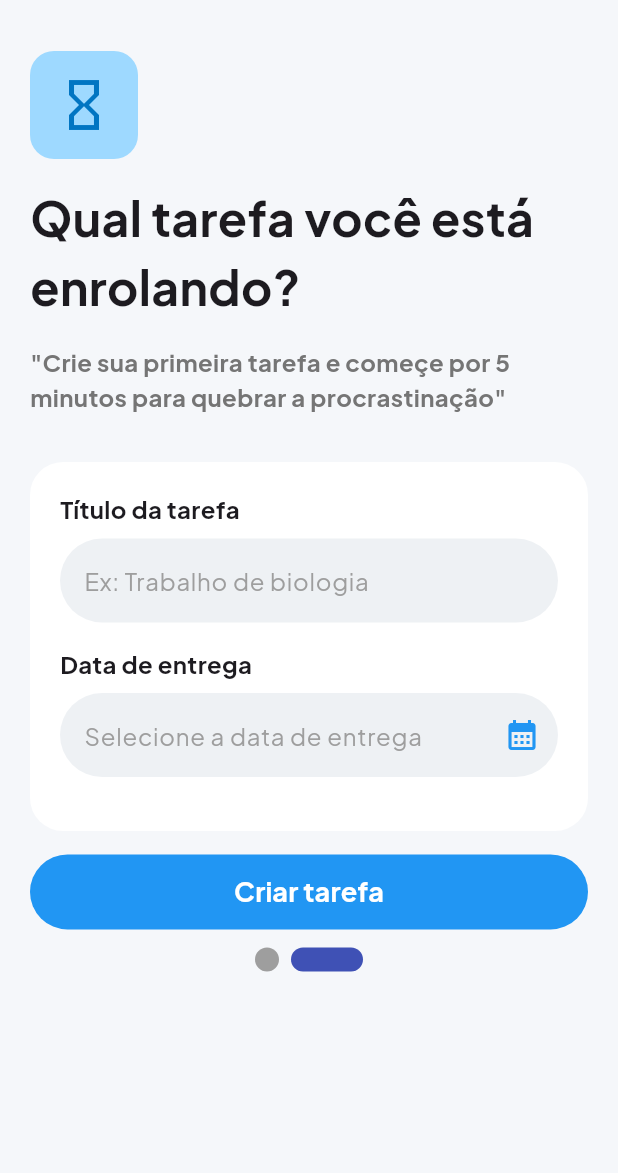
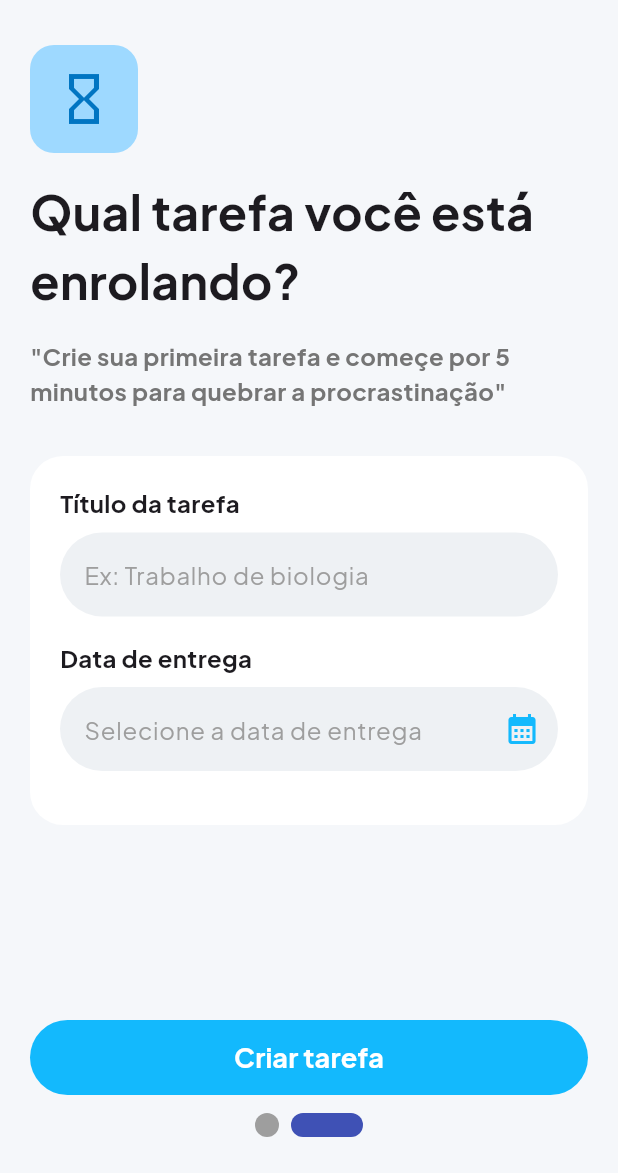
Before and after one commit to larthur70/tuskflow, a Flutter app: the screen it shows after launch, after a tap on "Vamos Começar", on a phone screen of 412 x 824 dp, the part 63-1236 px from its top. Run offline on Flutter 3.47's test engine with Material 3 defaults, Android fonts, the phone set to English and light mode, and no system bars; drawn by our look-alikes of loader_overlay, smooth_page_indicator; our stand-ins replace cloud_firestore, confetti, firebase_analytics, firebase_auth, firebase_core, firebase_messaging and 10 more; missing offline and left inert: validatorless; accounts and stored records are empty; generated files the repository leaves out were written again.

Commit message:
versao final mvp

```diff
--- a/lib/app.dart
+++ b/lib/app.dart
@@ -1,3 +1,4 @@
+import 'package:flutter/foundation.dart';
 import 'package:flutter/material.dart';
 import 'package:loader_overlay/loader_overlay.dart';
 import 'package:provider/provider.dart';
@@ -34,6 +35,35 @@ class App extends StatelessWidget {
   static const warning = Color(0xFFFFB300); // atenção
   static const success = Color(0xFF43A047); // concluído
 
+  static bool get _isAndroid => defaultTargetPlatform == TargetPlatform.android;
+
+  static ThemeData _appTheme() {
+    final primaryColor = _isAndroid ? primaryBlue : Colors.blue;
+    return ThemeData(
+      textTheme: GoogleFonts.plusJakartaSansTextTheme(),
+      colorScheme: ColorScheme(
+        brightness: Brightness.light,
+        primary: primaryColor,
+        onPrimary: Colors.white,
+        secondary: secondaryBlue,
+        onSecondary: Colors.white,
+        error: danger,
+        onError: Colors.white,
+        surface: surface,
+        onSurface: Colors.black87,
+      ),
+      progressIndicatorTheme: _isAndroid
+          ? const ProgressIndicatorThemeData(color: primaryBlue)
+          : null,
+    );
+  }
+
+  static Widget _androidLoaderOverlay(dynamic _) {
+    return const Center(
+      child: CircularProgressIndicator(color: primaryBlue),
+    );
+  }
+
   @override
   Widget build(BuildContext context) {
     return MultiProvider(
@@ -52,23 +82,10 @@ class App extends StatelessWidget {
       ],
       builder: (context,child) {
         return GlobalLoaderOverlay(
+          overlayWidgetBuilder:
+              _isAndroid ? _androidLoaderOverlay : null,
           child: MaterialApp(
-            theme: ThemeData(
-              textTheme: GoogleFonts.plusJakartaSansTextTheme(),
-              colorScheme: ColorScheme(
-                brightness: Brightness.light,
-                primary: Colors.blue,
-                onPrimary: Colors.white,
-                secondary: secondaryBlue,
-                onSecondary: Colors.white,
-                error: danger,
-                onError: Colors.white,
-                surface: surface,
-                onSurface: Colors.black87,
-
-
-              ),
-            ),
+            theme: _appTheme(),
             onGenerateRoute: (settings){
               if (settings.name == '/timer_page'){
                 final task = settings.arguments as TaskModel;
--- a/lib/features/onboarding/ui/onboarding_page.dart
+++ b/lib/features/onboarding/ui/onboarding_page.dart
@@ -82,8 +82,8 @@ class _OnBoardingPageState extends State<OnBoardingPage> {
 
   @override
   Widget build(BuildContext context) {
-    final screenHeight = MediaQuery.of(context).size.height;
     final colorScheme = ColorScheme.of(context);
+    final keyboardOpen = MediaQuery.viewInsetsOf(context).bottom > 0;
     return Scaffold(
       resizeToAvoidBottomInset: true,
       appBar: AppBar(
@@ -95,14 +95,16 @@ class _OnBoardingPageState extends State<OnBoardingPage> {
           }, icon: Icon(Icons.close,color: colorScheme.secondary,))
         ],
       ),
-      body: Padding(
-        padding: const EdgeInsets.all(20),
-        child: SingleChildScrollView(
+      body: SafeArea(
+        child: Padding(
+          padding: EdgeInsets.symmetric(
+            horizontal: 20,
+            vertical: keyboardOpen ? 8 : 16,
+          ),
           child: Column(
-            mainAxisSize: MainAxisSize.min,
+
             children: [
-              SizedBox(
-                height: screenHeight * 0.65,
+              Expanded(
                 child: PageView(
                   onPageChanged: (index) {
                     setState(() {
@@ -111,49 +113,72 @@ class _OnBoardingPageState extends State<OnBoardingPage> {
                   },
                   controller: _controller,
                   children: [
-                    Tela1(),
-                    Tela2(formKey: formKey,dateController: dateController,titleController: titleController,onDateSelected: (selectedDate){
+                    const Tela1(),
+                    Tela2(
+                      formKey: formKey,
+                      dateController: dateController,
+                      titleController: titleController,
+                      onDateSelected: (selectedDate) {
                         dueDate = selectedDate;
-                    },),
-
+                      },
+                    ),
                   ],
                 ),
               ),
-
               SizedBox(
                 width: double.infinity,
-                child: FilledButton(onPressed: (){
-                  if(currentPage == 1){
+                child: FilledButton(
+                  onPressed: () {
+                    if (currentPage == 1) {
                       final validate = formKey.currentState!.validate();
-                    if(!validate) return;
-
+                      if (!validate) return;
                       exitOnboarding(true);
-
                       return;
-
                     }
-                  _controller.nextPage(duration: Duration(milliseconds: 200), curve: Curves.easeInOut);
+                    _controller.nextPage(
+                      duration: const Duration(milliseconds: 200),
+                      curve: Curves.easeInOut,
+                    );
                   },
-                style: ButtonStyle(
-                  padding: WidgetStatePropertyAll(EdgeInsets.symmetric(horizontal: 24,vertical: 12))
+                  style: const ButtonStyle(
+                    padding: WidgetStatePropertyAll(
+                      EdgeInsets.symmetric(horizontal: 24, vertical: 12),
                     ),
-                child: currentPage == 0 ?
-                Row(
+                  ),
+                  child: currentPage == 0
+                      ? Row(
                           mainAxisAlignment: MainAxisAlignment.center,
                           crossAxisAlignment: CrossAxisAlignment.center,
                           children: [
-                    Text("Vamos Começar",style: TextStyle(fontWeight: FontWeight.bold,fontSize: 18),),
+                            const Text(
+                              "Vamos Começar",
+                              style: TextStyle(
+                                fontWeight: FontWeight.bold,
+                                fontSize: 18,
+                              ),
+                            ),
                             Space.horizontal(4),
-                    Icon(Icons.keyboard_arrow_right,size: 24,)
+                            const Icon(Icons.keyboard_arrow_right, size: 24),
                           ],
-                ) : Text("Criar tarefa",style: TextStyle(
+                        )
+                      : const Text(
+                          "Criar tarefa",
+                          style: TextStyle(
                             fontWeight: FontWeight.bold,
-                  fontSize: 18
-                ),)),
+                            fontSize: 18,
                           ),
+                        ),
+                ),
+              ),
+              if (!keyboardOpen) ...[
                 Space.vertical(12),
-              SmoothPageIndicator(controller: _controller, count: 2,effect: ExpandingDotsEffect(),),
-              SizedBox(height: MediaQuery.of(context).viewInsets.bottom > 0 ? 50 : 20,)
+                SmoothPageIndicator(
+                  controller: _controller,
+                  count: 2,
+                  effect: ExpandingDotsEffect(),
+                ),
+                const SizedBox(height: 8),
+              ],
             ],
           ),
         ),
--- a/lib/features/onboarding/ui/tela1.dart
+++ b/lib/features/onboarding/ui/tela1.dart
@@ -7,42 +7,57 @@ class Tela1 extends StatelessWidget {
 
   @override
   Widget build(BuildContext context) {
+    final compact = MediaQuery.sizeOf(context).height < 700;
+    final videoHeight = compact ? 180.0 : 250.0;
+    final titleSize = compact ? 26.0 : 32.0;
+    final bodySize = compact ? 16.0 : 18.0;
+    final sectionGap = compact ? 20.0 : 32.0;
+
     return SingleChildScrollView(
+      padding: const EdgeInsets.only(bottom: 16),
       child: Center(
         child: Column(
           mainAxisSize: MainAxisSize.min,
+
           children: [
             Container(
-              padding: EdgeInsets.all(16),
+              padding: const EdgeInsets.all(16),
               decoration: BoxDecoration(
                 color: Colors.white,
-                borderRadius: BorderRadius.circular(16)
+                borderRadius: BorderRadius.circular(16),
               ),
-              child: const LoopingAssetVideo(
+              child: LoopingAssetVideo(
                 assetPath: 'assets/images/tusk_images/onboarding.mp4',
-                height: 250,
+                height: videoHeight,
               ),
             ),
-            Space.vertical(40),
-            Text("Eu sou o Tusk 🐘",style: TextStyle(
-              fontSize: 32,
-              fontWeight: FontWeight.bold,
-
-            ),),
-            Space.vertical(24),
-            Text("A parte mais difícil é começar, e eu vou te ajudar com isso",style: TextStyle(
-              fontSize: 18,
-              fontWeight: FontWeight.bold,
-              color: Colors.grey.shade700
+            Space.vertical(sectionGap),
+            Text(
+              "Eu sou o Tusk 🐘",
+              style: TextStyle(
+                fontSize: titleSize,
+                fontWeight: FontWeight.bold,
+              ),
             ),
-            textAlign: TextAlign.center,
+            Space.vertical(compact ? 16 : 24),
+            Text(
+              "A parte mais difícil é começar, e eu vou te ajudar com isso",
+              style: TextStyle(
+                fontSize: bodySize,
+                fontWeight: FontWeight.bold,
+                color: Colors.grey.shade700,
+              ),
+              textAlign: TextAlign.center,
             ),
-            Space.vertical(24),
-            Text("Somente 5 minutos é o suficiente para começar",style: TextStyle(
-              fontWeight: FontWeight.bold,
-              color: Colors.grey.shade600,
-              fontSize: 14
-            ),)
+            Space.vertical(compact ? 16 : 24),
+            Text(
+              "Somente 5 minutos é o suficiente para começar",
+              style: TextStyle(
+                fontWeight: FontWeight.bold,
+                color: Colors.grey.shade600,
+                fontSize: 14,
+              ),
+            ),
           ],
         ),
       ),
--- a/lib/features/onboarding/ui/tela2.dart
+++ b/lib/features/onboarding/ui/tela2.dart
@@ -2,43 +2,101 @@ import 'package:flutter/material.dart';
 import 'package:tuskflow/features/tasks/ui/widgets/manual_creation.dart';
 import 'package:tuskflow/utils/space.dart';
 
-class Tela2 extends StatelessWidget {
+class Tela2 extends StatefulWidget {
   final TextEditingController dateController;
   final TextEditingController titleController;
   final Function(DateTime?) onDateSelected;
-  final GlobalKey formKey;
+  final GlobalKey<FormState> formKey;
 
-  const Tela2({super.key,required this.formKey,required this.dateController,required this.titleController,required this.onDateSelected});
+  const Tela2({
+    super.key,
+    required this.formKey,
+    required this.dateController,
+    required this.titleController,
+    required this.onDateSelected,
+  });
+
+  @override
+  State<Tela2> createState() => _Tela2State();
+}
+
+class _Tela2State extends State<Tela2> {
+  final ScrollController _scrollController = ScrollController();
+
+  @override
+  void dispose() {
+    _scrollController.dispose();
+    super.dispose();
+  }
+
+  void _scrollToForm() {
+    WidgetsBinding.instance.addPostFrameCallback((_) {
+      if (!_scrollController.hasClients) return;
+      _scrollController.animateTo(
+        _scrollController.position.maxScrollExtent,
+        duration: const Duration(milliseconds: 250),
+        curve: Curves.easeOut,
+      );
+    });
+  }
 
   @override
   Widget build(BuildContext context) {
     final colorScheme = ColorScheme.of(context);
-    return Center(
+    final compact = MediaQuery.sizeOf(context).height < 700;
+    final keyboardOpen = MediaQuery.viewInsetsOf(context).bottom > 0;
+    final titleSize = compact ? 26.0 : 32.0;
+
+    return SingleChildScrollView(
+      controller: _scrollController,
+      keyboardDismissBehavior: ScrollViewKeyboardDismissBehavior.onDrag,
+      padding: const EdgeInsets.only(bottom: 24),
       child: Column(
         crossAxisAlignment: CrossAxisAlignment.start,
         children: [
+          if (!keyboardOpen) ...[
             Container(
-            padding: EdgeInsets.all(16),
+              padding: const EdgeInsets.all(16),
               decoration: BoxDecoration(
                 borderRadius: BorderRadius.circular(16),
-              color: Color(0xff9ed9ff)
+                color: const Color(0xff9ed9ff),
               ),
-            child: Icon(Icons.hourglass_empty,color: colorScheme.secondary,size: 40,),),
-            Space.vertical(16),
-            Text("Qual tarefa você está enrolando?",style: TextStyle(
+              child: Icon(
+                Icons.hourglass_empty,
+                color: colorScheme.secondary,
+                size: compact ? 32 : 40,
+              ),
+            ),
+            Space.vertical(compact ? 12 : 16),
+          ],
+          Text(
+            "Qual tarefa você está enrolando?",
+            style: TextStyle(
               fontWeight: FontWeight.bold,
-              fontSize: 32
-            ),),
-            Space.vertical(16),
-            Text('"Crie sua primeira tarefa e começe por 5 minutos para quebrar a procrastinação"',style: TextStyle(
+              fontSize: keyboardOpen ? 22 : titleSize,
+            ),
+          ),
+          if (!keyboardOpen) ...[
+            Space.vertical(compact ? 12 : 16),
+            Text(
+              '"Crie sua primeira tarefa e começe por 5 minutos para quebrar a procrastinação"',
+              style: TextStyle(
                 fontWeight: FontWeight.bold,
                 fontSize: 16,
-              color: Colors.grey.shade600
-            ),),
-            Space.vertical(32),
-            ManualCreation(titleController: titleController,dateController: dateController,formKey: formKey,onDateSelected: onDateSelected),
+                color: Colors.grey.shade600,
+              ),
+            ),
+            Space.vertical(compact ? 20 : 32),
+          ] else
+            Space.vertical(12),
+          ManualCreation(
+            titleController: widget.titleController,
+            dateController: widget.dateController,
+            formKey: widget.formKey,
+            onDateSelected: widget.onDateSelected,
+            onFieldFocused: _scrollToForm,
+          ),
           Space.vertical(24),
-
         ],
       ),
     );
--- a/lib/features/tasks/ui/widgets/manual_creation.dart
+++ b/lib/features/tasks/ui/widgets/manual_creation.dart
@@ -9,11 +9,20 @@ import 'package:validatorless/validatorless.dart';
 
 class ManualCreation extends StatefulWidget {
 
-  final GlobalKey formKey;
+  final GlobalKey<FormState> formKey;
   final TextEditingController dateController;
   final Function(DateTime?) onDateSelected;
   final TextEditingController titleController;
-  const ManualCreation({super.key, required this.dateController,required this.titleController,required this.formKey,required this.onDateSelected});
+  final VoidCallback? onFieldFocused;
+
+  const ManualCreation({
+    super.key,
+    required this.dateController,
+    required this.titleController,
+    required this.formKey,
+    required this.onDateSelected,
+    this.onFieldFocused,
+  });
 
   @override
   State<ManualCreation> createState() => _ManualCreationState();
@@ -26,8 +35,9 @@ class _ManualCreationState extends State<ManualCreation> {
   DateTime? selectedDate;
   TimeOfDay? selectedTime;
 
-  Future<void> getDate()async{
-    selectedDate = await Picktime.pickDate(context: context,selectedDate: selectedDate);
+  Future<void> getDate() async {
+    widget.onFieldFocused?.call();
+    selectedDate = await Picktime.pickDate(context: context, selectedDate: selectedDate);
     widget.onDateSelected(selectedDate);
     setState(() {
       if (selectedDate != null){
@@ -64,13 +74,25 @@ class _ManualCreationState extends State<ManualCreation> {
                 MyTextForm(
                   validator: Validatorless.multiple([
                     Validatorless.required("Digite um título para tarefa"),
-                    Validatorless.max(50, "Digite no máximo 50 caracteres")
+                    Validatorless.max(50, "Digite no máximo 50 caracteres"),
                   ]),
-                  titulo: "Título da tarefa",hintText: "Ex: Trabalho de biologia",controller: widget.titleController,),
+                  titulo: "Título da tarefa",
+                  hintText: "Ex: Trabalho de biologia",
+                  controller: widget.titleController,
+                  scrollPadding: const EdgeInsets.only(bottom: 160),
+                  onTap: widget.onFieldFocused,
+                ),
                 Space.vertical(16),
                 MyTextForm(
                   validator: Validatorless.required("Selecione uma data válida"),
-                  titulo: "Data de entrega",icon: Icons.calendar_month,controller: widget.dateController,isDate: true,onTap: getDate,hintText: "Selecione a data de entrega",),
+                  titulo: "Data de entrega",
+                  icon: Icons.calendar_month,
+                  controller: widget.dateController,
+                  isDate: true,
+                  onTap: getDate,
+                  hintText: "Selecione a data de entrega",
+                  scrollPadding: const EdgeInsets.only(bottom: 160),
+                ),
                 Space.vertical(16),
               ],
             ),
--- a/lib/features/tasks/ui/widgets/my_text_form.dart
+++ b/lib/features/tasks/ui/widgets/my_text_form.dart
@@ -10,16 +10,19 @@ class MyTextForm extends StatelessWidget {
 
   final String? Function(String?)? validator;
   final IconData? icon;
+  final EdgeInsets scrollPadding;
+
   const MyTextForm({
     super.key,
     required this.titulo,
-
     this.hintText,
     this.isDate = false,
-    this.icon,required this.controller,
+    this.icon,
+    required this.controller,
     this.onTap,
-    this.validator
-    });
+    this.validator,
+    this.scrollPadding = const EdgeInsets.all(20),
+  });
 
 
 
@@ -32,11 +35,11 @@ class MyTextForm extends StatelessWidget {
         Text(titulo,style: TextStyle(fontWeight: FontWeight.bold,fontSize: 16),),
         Space.vertical(8),
         TextFormField(
-
           validator: validator,
           readOnly: isDate,
           controller: controller,
           onTap: onTap,
+          scrollPadding: scrollPadding,
           decoration: InputDecoration(
             filled: true,
 
--- a/lib/main.dart
+++ b/lib/main.dart
@@ -2,31 +2,31 @@ import 'package:firebase_core/firebase_core.dart';
 import 'package:firebase_messaging/firebase_messaging.dart';
 import 'package:flutter/material.dart';
 import 'package:flutter_local_notifications/flutter_local_notifications.dart';
-
 import 'package:tuskflow/app.dart';
 import 'package:tuskflow/features/notifications/notification_service.dart';
 import 'package:tuskflow/firebase_options.dart';
 
-Future<void> _firebaseMessagingBackgroundHandler(RemoteMessage message)async{
-  if(Firebase.apps.isEmpty){
-    await Firebase.initializeApp(options: DefaultFirebaseOptions.currentPlatform);
+Future<void> _firebaseMessagingBackgroundHandler(RemoteMessage message) async {
+  if (Firebase.apps.isEmpty) {
+    await Firebase.initializeApp(
+      options: DefaultFirebaseOptions.currentPlatform,
+    );
   }
 
-  print('Handling a background message: ${message.messageId}');
+  debugPrint('Handling a background message: ${message.messageId}');
 }
 
-void main()async{
-
+void main() async {
   WidgetsFlutterBinding.ensureInitialized();
 
-  if(Firebase.apps.isEmpty){
+  if (Firebase.apps.isEmpty) {
     await Firebase.initializeApp(
-      options: DefaultFirebaseOptions.currentPlatform
+      options: DefaultFirebaseOptions.currentPlatform,
     );
   }
 
   FirebaseMessaging.onBackgroundMessage(_firebaseMessagingBackgroundHandler);
-  FirebaseMessaging messaging = FirebaseMessaging.instance;
+  final FirebaseMessaging messaging = FirebaseMessaging.instance;
   await messaging.requestPermission(
     alert: true,
     badge: true,
@@ -35,7 +35,7 @@ void main()async{
   NotificationService.instance.initialize();
   NotificationService.instance.registerTokenRefreshHandler();
 
-    const AndroidInitializationSettings initializationSettingsAndroid =
+  const AndroidInitializationSettings initializationSettingsAndroid =
       AndroidInitializationSettings('@mipmap/ic_launcher');
   const DarwinInitializationSettings initializationSettingsIOS =
       DarwinInitializationSettings();
@@ -43,7 +43,9 @@ void main()async{
     android: initializationSettingsAndroid,
     iOS: initializationSettingsIOS,
   );
-  await FlutterLocalNotificationsPlugin().initialize(settings: initializationSettings);
+  await FlutterLocalNotificationsPlugin().initialize(
+    settings: initializationSettings,
+  );
 
-  runApp(App());
+  runApp(const App());
 }
```
Also changed, not shown: lib/features/tasks/ui/profile_page.dart (+9 -8 lines), lib/features/tasks/ui/task_list.dart (+39 -17 lines), lib/features/tasks/ui/widgets/task_card.dart (+8 -4 lines), assets/icon/icon.png, 3 other files. Lines whose indentation alone changed are shown as unchanged.
